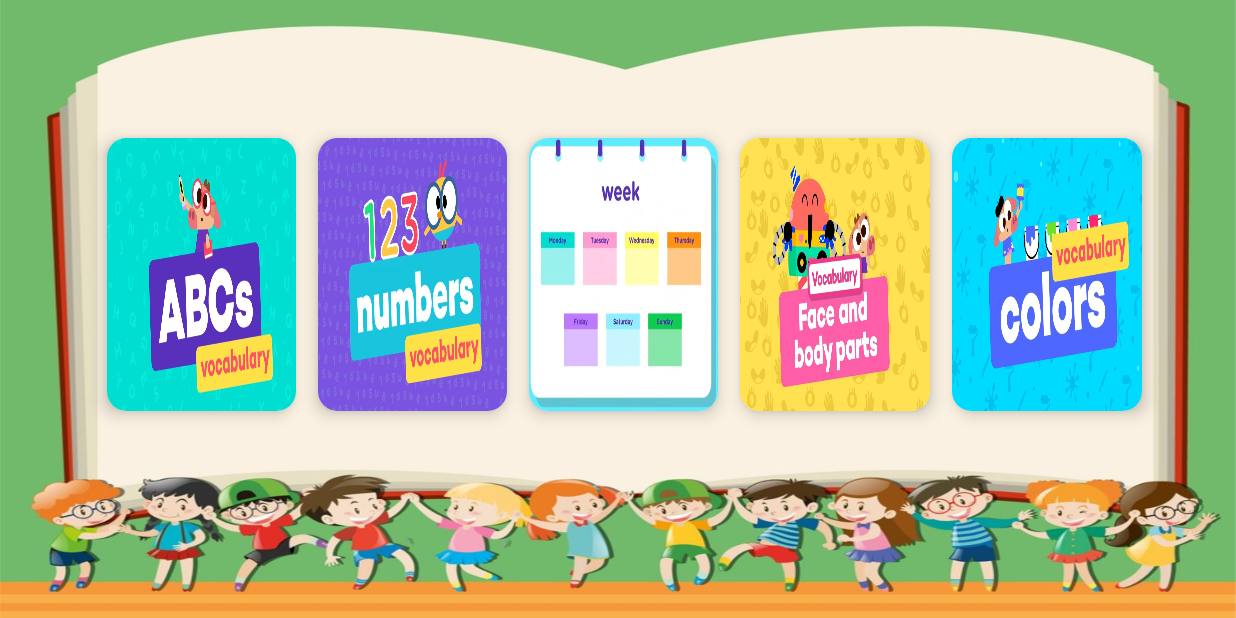
After one commit to AppsDevMaruf/Pre-School-learning, an Android app: the FindOutFragment screen opened through its navigation route, on a phone screen of 824 x 412 dp (held sideways). The commit adds this screen. Run offline under Robolectric (Android 15) with nearby library versions, the phone set to English and light mode, and no system bars; our stand-ins replace sdp/ssp sizes; 10 statements that could not run were skipped.

Commit message:
add Quize Section

```diff
--- /dev/null
+++ b/app/src/main/java/com/marufalam/preschoollearning/FindOutFragment.java
@@ -0,0 +1,43 @@
+package com.marufalam.preschoollearning;
+
+import android.os.Bundle;
+
+import androidx.cardview.widget.CardView;
+import androidx.fragment.app.Fragment;
+import androidx.navigation.Navigation;
+
+import android.view.LayoutInflater;
+import android.view.View;
+import android.view.ViewGroup;
+
+
+public class FindOutFragment extends Fragment {
+    CardView alphabetQ,numberQ,weeksQ,bodyPartQ,colorQ;
+
+
+    public FindOutFragment() {
+        // Required empty public constructor
+    }
+
+
+    @Override
+    public View onCreateView(LayoutInflater inflater, ViewGroup container,
+                             Bundle savedInstanceState) {
+        // Inflate the layout for this fragment
+        View view = inflater.inflate(R.layout.fragment_find_out, container, false);
+        alphabetQ = view.findViewById(R.id.alphabetQ);
+        numberQ = view.findViewById(R.id.numberQ);
+        weeksQ = view.findViewById(R.id.weeksQ);
+        bodyPartQ = view.findViewById(R.id.bodyPartQ);
+        colorQ = view.findViewById(R.id.colorQ);
+
+        alphabetQ.setOnClickListener(view1 -> {
+            Navigation.findNavController(view).navigate(R.id.action_findOutFragment_to_alphabetFindQFragment);
+        });
+
+
+
+
+        return view;
+    }
+}
--- /dev/null
+++ b/app/src/main/res/layout/fragment_find_out.xml
@@ -0,0 +1,108 @@
+<?xml version="1.0" encoding="utf-8"?>
+<LinearLayout xmlns:android="http://schemas.android.com/apk/res/android"
+    xmlns:app="http://schemas.android.com/apk/res-auto"
+    xmlns:tools="http://schemas.android.com/tools"
+    android:id="@+id/frameLayout2"
+    android:layout_width="match_parent"
+    android:layout_height="match_parent"
+    android:background="@drawable/background"
+    android:paddingTop="@dimen/_40sdp"
+    android:paddingStart="@dimen/_40sdp"
+    android:paddingEnd="@dimen/_38sdp"
+    android:paddingBottom="@dimen/_75sdp"
+    android:orientation="horizontal"
+    tools:context=".FindOutFragment" >
+
+    <androidx.cardview.widget.CardView
+        android:layout_width="0dp"
+        android:layout_weight="1"
+        android:layout_gravity="center"
+        android:layout_marginStart="@dimen/_15sdp"
+        android:layout_marginEnd="@dimen/_10sdp"
+        android:layout_height="wrap_content"
+        app:cardCornerRadius="@dimen/_10sdp"
+        app:cardElevation="@dimen/_5sdp">
+
+        <ImageView
+            android:id="@+id/alphabetQ"
+            android:layout_width="match_parent"
+            android:layout_height="@dimen/_140sdp"
+            android:scaleType="fitXY"
+            android:src="@drawable/alphabet" />
+
+
+    </androidx.cardview.widget.CardView>
+    <androidx.cardview.widget.CardView
+        android:layout_width="0dp"
+        android:layout_weight="1"
+        android:layout_gravity="center"
+        android:layout_marginStart="@dimen/_1sdp"
+        android:layout_marginEnd="@dimen/_10sdp"
+        android:layout_height="wrap_content"
+        app:cardCornerRadius="@dimen/_10sdp"
+        app:cardElevation="@dimen/_5sdp">
+
+        <ImageView
+            android:id="@+id/numberQ"
+            android:layout_width="match_parent"
+            android:layout_height="@dimen/_140sdp"
+            android:scaleType="fitXY"
+            android:src="@drawable/numbers" />
+
+    </androidx.cardview.widget.CardView>
+    <androidx.cardview.widget.CardView
+        android:layout_width="0dp"
+        android:layout_weight="1"
+        android:layout_gravity="center"
+        android:layout_marginStart="@dimen/_1sdp"
+        android:layout_marginEnd="@dimen/_10sdp"
+        android:layout_height="wrap_content"
+        app:cardCornerRadius="@dimen/_10sdp"
+        app:cardElevation="@dimen/_5sdp">
+
+        <ImageView
+            android:id="@+id/weeksQ"
+            android:layout_width="match_parent"
+            android:layout_height="@dimen/_140sdp"
+            android:scaleType="fitXY"
+            android:src="@drawable/weekdays" />
+
+    </androidx.cardview.widget.CardView>
+    <androidx.cardview.widget.CardView
+        android:layout_width="0dp"
+        android:layout_weight="1"
+        android:layout_gravity="center"
+        android:layout_marginStart="@dimen/_1sdp"
+        android:layout_marginEnd="@dimen/_10sdp"
+        android:layout_height="wrap_content"
+        app:cardCornerRadius="@dimen/_10sdp"
+        app:cardElevation="@dimen/_5sdp">
+
+        <ImageView
+            android:id="@+id/bodyPartQ"
+            android:layout_width="match_parent"
+            android:layout_height="@dimen/_140sdp"
+            android:scaleType="fitXY"
+            android:src="@drawable/bodyparts" />
+
+    </androidx.cardview.widget.CardView>
+    <androidx.cardview.widget.CardView
+        android:layout_width="0dp"
+        android:layout_weight="1"
+        android:layout_gravity="center"
+        android:layout_marginStart="@dimen/_1sdp"
+        android:layout_marginEnd="@dimen/_10sdp"
+        android:layout_height="wrap_content"
+        app:cardCornerRadius="@dimen/_10sdp"
+        app:cardElevation="@dimen/_5sdp">
+
+        <ImageView
+            android:id="@+id/colorQ"
+            android:layout_width="match_parent"
+            android:layout_height="@dimen/_140sdp"
+            android:scaleType="fitXY"
+            android:src="@drawable/colors" />
+
+    </androidx.cardview.widget.CardView>
+
+</LinearLayout>
--- a/app/src/main/res/navigation/nav_graph.xml
+++ b/app/src/main/res/navigation/nav_graph.xml
@@ -59,7 +59,16 @@
         android:id="@+id/quizFragment"
         android:name="com.marufalam.preschoollearning.fragments.quiz.QuizFragment"
         android:label="fragment_quiz"
-        tools:layout="@layout/fragment_quiz" />
+        tools:layout="@layout/fragment_quiz" >
+        <action
+            android:id="@+id/action_quizFragment_to_findOutFragment"
+            app:destination="@id/findOutFragment"
+            app:popUpTo="@id/quizFragment" />
+        <action
+            android:id="@+id/action_quizFragment_to_wordMatchingFragment"
+            app:destination="@id/wordMatchingFragment"
+            app:popUpTo="@id/quizFragment" />
+    </fragment>
     <fragment
         android:id="@+id/numberFragment"
         android:name="com.marufalam.preschoollearning.fragments.number.NumberFragment"
@@ -70,4 +79,24 @@
         android:name="com.marufalam.preschoollearning.fragments.alphabet.AlphabetPagerFragment"
         android:label="fragment_alphbet_pager"
         tools:layout="@layout/fragment_alphbet_pager" />
+    <fragment
+        android:id="@+id/findOutFragment"
+        android:name="com.marufalam.preschoollearning.FindOutFragment"
+        android:label="fragment_find_out"
+        tools:layout="@layout/fragment_find_out" >
+        <action
+            android:id="@+id/action_findOutFragment_to_alphabetFindQFragment"
+            app:destination="@id/alphabetFindQFragment"
+            app:popUpTo="@id/findOutFragment" />
+    </fragment>
+    <fragment
+        android:id="@+id/wordMatchingFragment"
+        android:name="com.marufalam.preschoollearning.WordMatchingFragment"
+        android:label="fragment_word_matching"
+        tools:layout="@layout/fragment_word_matching" />
+    <fragment
+        android:id="@+id/alphabetFindQFragment"
+        android:name="com.marufalam.preschoollearning.AlphabetFindQFragment"
+        android:label="fragment_alphabet_find_q"
+        tools:layout="@layout/fragment_alphabet_find_q" />
 </navigation>
```
Also changed, not shown: app/src/main/java/com/marufalam/preschoollearning/AlphabetFindQFragment.java (added, +64 -0 lines), app/src/main/java/com/marufalam/preschoollearning/WordMatchingFragment.java (added, +64 -0 lines), app/src/main/java/com/marufalam/preschoollearning/fragments/quiz/QuizFragment.java (+17 -2 lines), app/src/main/res/layout/fragment_alphabet_find_q.xml (added, +14 -0 lines), app/src/main/res/layout/fragment_quiz.xml (+49 -8 lines), app/src/main/res/layout/fragment_word_matching.xml (added, +14 -0 lines), app/src/main/res/drawable/findout.jpg (added), app/src/main/res/drawable/wordmatch.png (added).
